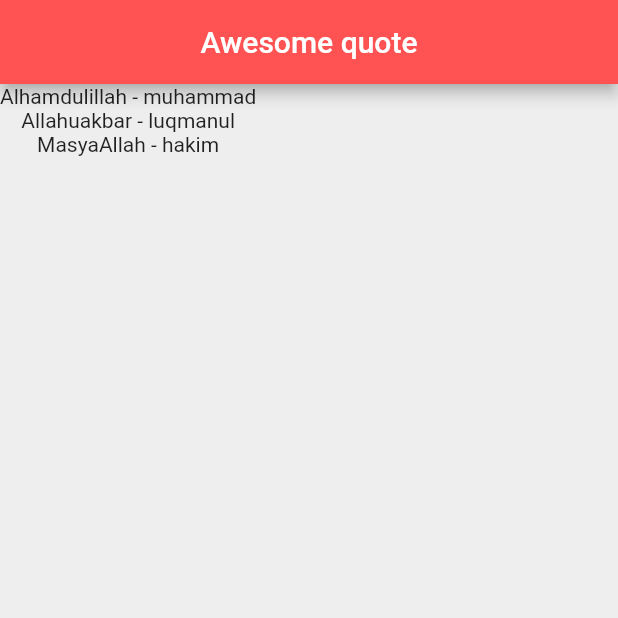
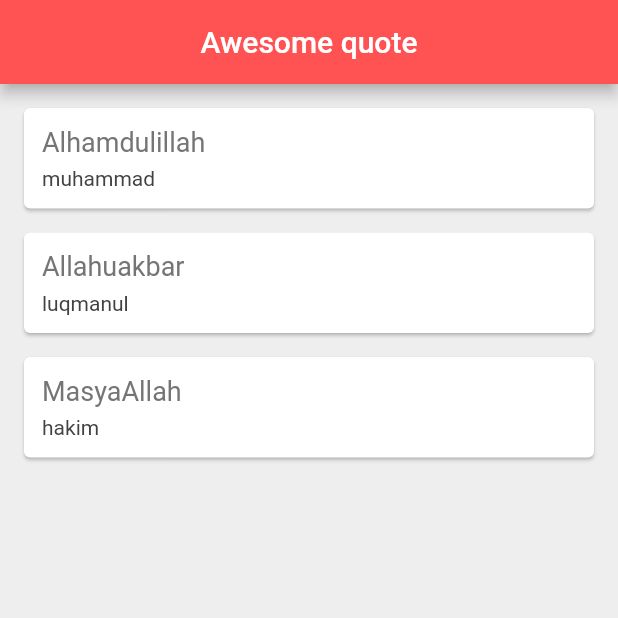
Before and after one commit to luquilo/flutter_103, a Flutter app: the screen it shows after launch, on a phone screen of 412 x 824 dp, the top half of it. Run offline on Flutter 3.47's test engine with Material 2 defaults, Android fonts, the phone set to English and light mode, and no system bars.

Commit message:
belajar membuat function yang me return sebuah widget

```diff
--- a/lib/main.dart
+++ b/lib/main.dart
@@ -17,6 +17,32 @@ class _QuoteListState extends State<QuoteList> {
     Quote(text: 'MasyaAllah', author: 'hakim'),
   ];
 
+  Widget quoteTemplate(quote) {
+    return Card(
+      margin: EdgeInsets.fromLTRB(16, 16, 16, 0),
+      child: Padding(
+        padding: const EdgeInsets.all(12.0),
+        child: Column(
+            crossAxisAlignment: CrossAxisAlignment.stretch,
+            children: <Widget>[
+              Text(
+                quote.text,
+                style: TextStyle(
+                  fontSize: 18,
+                  color: Colors.grey[600],
+                ),
+              ),
+              SizedBox(height: 6),
+              Text(quote.author,
+                  style: TextStyle(
+                    fontSize: 14,
+                    color: Colors.grey[800],
+                  ))
+            ]),
+      ),
+    );
+  }
+
   @override
   Widget build(BuildContext context) {
     return Scaffold(
@@ -27,9 +53,7 @@ class _QuoteListState extends State<QuoteList> {
           backgroundColor: Colors.redAccent,
         ),
         body: Column(
-          children: quotes
-              .map((quote) => Text('${quote.text} - ${quote.author}'))
-              .toList(),
+          children: quotes.map((quote) => quoteTemplate(quote)).toList(),
         ));
   }
 }
--- a/lib/quote.dart
+++ b/lib/quote.dart
@@ -2,7 +2,7 @@ class Quote {
   late String text;
   late String author;
 
-  Quote({required this.text, required this.author}) {}
+  Quote({required this.text, required this.author});
 }
 
 
```
